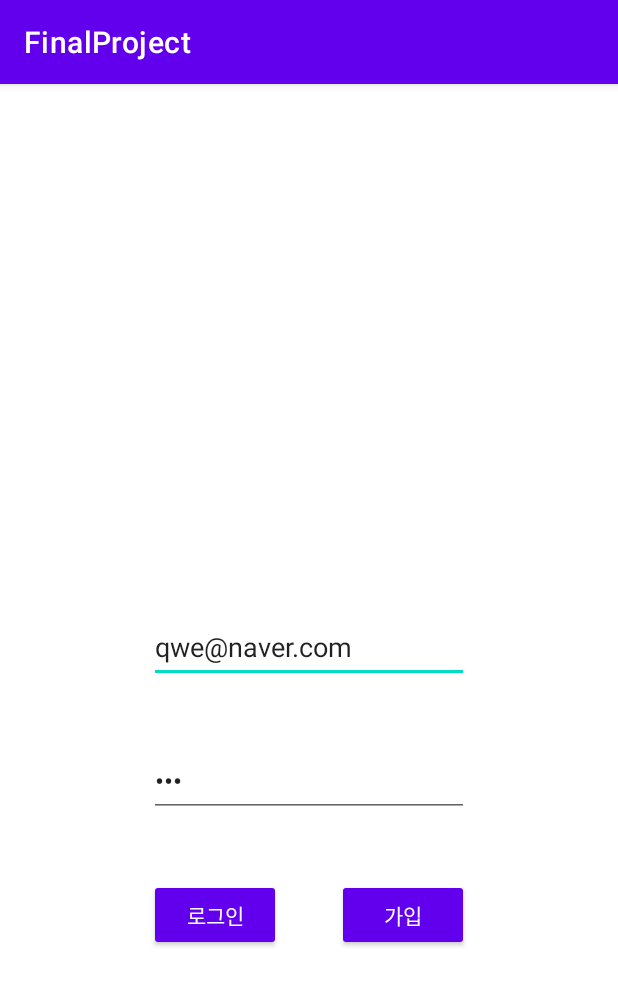
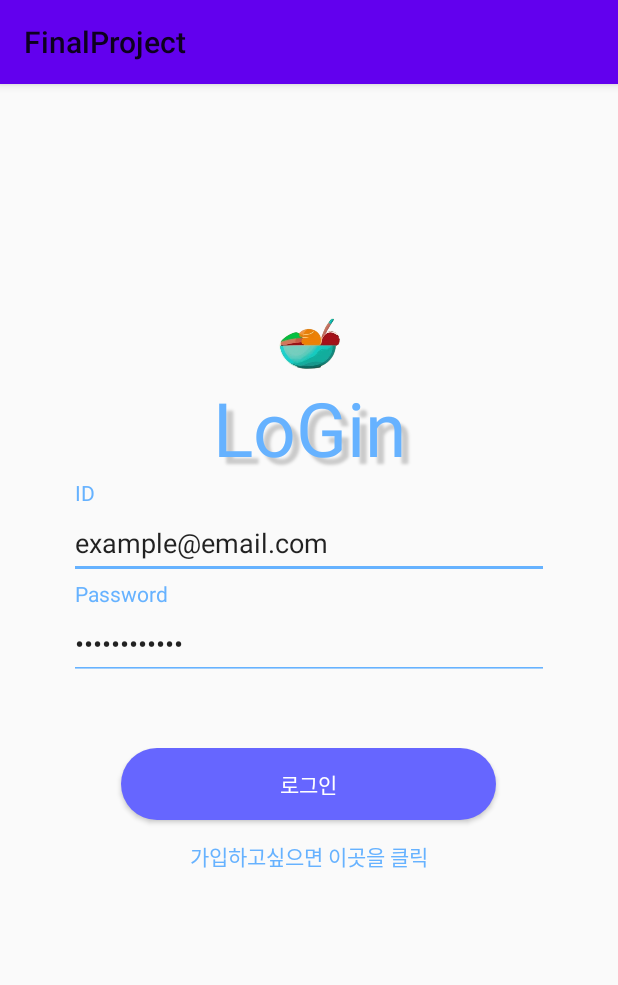
Before and after one commit to hyun9-9/FinalProject, an Android app: the screen it shows after launch (login), on a phone screen of 412 x 824 dp. Shown: the top 985 px of the screen. Run offline under Robolectric (Android 15) with nearby library versions, the light colour scheme and no system bars; our stand-ins replace Volley.

Commit message:
임시완료본1

```diff
--- /dev/null
+++ b/app/src/main/res/drawable/button_background.xml
@@ -0,0 +1,13 @@
+<?xml version="1.0" encoding="UTF-8"?>
+<shape xmlns:android="http://schemas.android.com/apk/res/android">
+    <solid
+        android:color="#6666ff" />
+    <padding
+        android:left="45px"
+        android:top="15px"
+        android:right="45px"
+        android:bottom="15px" />
+    <corners
+        android:radius="500px" />
+
+</shape>
--- a/app/src/main/res/layout/activity_login.xml
+++ b/app/src/main/res/layout/activity_login.xml
@@ -1,63 +1,115 @@
 <?xml version="1.0" encoding="utf-8"?>
-<androidx.constraintlayout.widget.ConstraintLayout xmlns:android="http://schemas.android.com/apk/res/android"
+<LinearLayout xmlns:android="http://schemas.android.com/apk/res/android"
     xmlns:app="http://schemas.android.com/apk/res-auto"
     xmlns:tools="http://schemas.android.com/tools"
     android:layout_width="match_parent"
     android:layout_height="match_parent"
+    android:orientation="vertical"
     tools:context=".login">
 
-    <Button
-        android:id="@+id/login_button"
-        style="@style/defaultButton"
+    <Space
+    android:layout_width="match_parent"
+    android:layout_height="40dp"/>
+
+    <LinearLayout
+        android:layout_width="match_parent"
+        android:layout_height="wrap_content"
+        android:layout_marginTop="100dp"
+        android:orientation="vertical">
+
+        <ImageView
+            android:id="@+id/imageView3"
+            android:src="@drawable/back1"
+            android:layout_width="55dp"
+            android:layout_height="55dp"
+            android:layout_top="50dp"
+            android:layout_gravity="center"/>
+
+        <TextView
+            android:backgroundTint="#66B2ff"
+            android:layout_width="match_parent"
+            android:layout_height="wrap_content"
+            android:text="LoGin"
+            android:textSize="50dp"
+            android:gravity="center"
+            android:textColor="#66B2ff"
+            android:shadowColor="#33000000"
+            android:shadowDx="7.0"
+            android:shadowDy="7.0"
+            android:shadowRadius="2.0"/>
+
+    </LinearLayout>
+
+    <LinearLayout
+        android:layout_width="match_parent"
+        android:layout_height="150dp"
+        android:orientation="vertical">
+
+    <TextView
+        android:paddingLeft="50dp"
+        android:layout_gravity="left"
         android:layout_width="wrap_content"
         android:layout_height="wrap_content"
-        android:text="로그인"
-        app:layout_constraintBaseline_toBaselineOf="@+id/join_button"
-        app:layout_constraintStart_toStartOf="@+id/login_password" />
-
+        android:text="ID"
+        android:textColor="#66B2ff"/>
     <EditText
+        android:backgroundTint="#66B2ff"
         android:id="@+id/login_email"
         android:layout_width="wrap_content"
         android:layout_height="wrap_content"
-        android:layout_marginBottom="41dp"
-        android:ems="10"
+        android:ems="15"
         android:hint="이메일"
         android:inputType="textEmailAddress"
-        android:text="qwe@naver.com"
-        app:layout_constraintBottom_toTopOf="@+id/login_password"
-        app:layout_constraintEnd_toEndOf="parent"
-        app:layout_constraintStart_toStartOf="parent" />
+        android:text="example@email.com"
+        android:layout_gravity="center"
 
+
+         />
+        <TextView
+            android:paddingLeft="50dp"
+            android:layout_gravity="left"
+            android:layout_width="wrap_content"
+            android:layout_height="wrap_content"
+            android:text="Password"
+            android:textColor="#66B2ff"/>
     <EditText
+        android:backgroundTint="#66B2ff"
         android:id="@+id/login_password"
         android:layout_width="wrap_content"
         android:layout_height="wrap_content"
-        android:layout_marginBottom="41dp"
-        android:ems="10"
+        android:ems="15"
         android:hint="비밀번호"
-        android:text="123"
+        android:text="123456789123"
         android:inputType="textPassword"
-        app:layout_constraintBottom_toTopOf="@+id/login_button"
-        app:layout_constraintStart_toStartOf="@+id/login_email" />
+        android:layout_gravity="center"
+         />
+    </LinearLayout>
+    <LinearLayout
+        android:layout_width="match_parent"
+        android:layout_height="150dp"
+        android:layout_marginTop="30dp"
+        android:orientation="vertical">
+    <Button
+        android:id="@+id/login_button"
+        android:layout_width="250dp"
+        android:layout_height="wrap_content"
+        android:background="@drawable/button_background"
+        android:layout_gravity="center"
+        android:text="로그인"
+        android:textColor="@color/white"/>
 
-    <ImageView
-        android:id="@+id/imageView3"
-        android:layout_width="55dp"
-        android:layout_height="55dp"
-        android:layout_marginBottom="41dp"
-        app:layout_constraintBottom_toTopOf="@+id/login_email"
-        app:layout_constraintEnd_toEndOf="parent"
-        app:layout_constraintStart_toStartOf="parent" />
 
 
     <Button
         android:id="@+id/join_button"
-        style="@style/defaultButton"
+        android:backgroundTint="#00FFFFFF"
+        android:background="#00ff0000"
         android:layout_width="wrap_content"
+        android:layout_gravity="center"
         android:layout_height="wrap_content"
-        android:layout_marginBottom="190dp"
-        android:text="가입"
-        app:layout_constraintBottom_toBottomOf="parent"
-        app:layout_constraintEnd_toEndOf="@+id/login_password" />
+        android:text="가입하고싶으면 이곳을 클릭"
 
-</androidx.constraintlayout.widget.ConstraintLayout>
+        android:textColor="#66B2ff"
+        />
+    </LinearLayout>
+</LinearLayout>
--- a/app/src/main/res/values/themes.xml
+++ b/app/src/main/res/values/themes.xml
@@ -1,6 +1,6 @@
 <resources xmlns:tools="http://schemas.android.com/tools">
     <!-- Base application theme. -->
-    <style name="Theme.FinalProject" parent="Theme.MaterialComponents.DayNight.DarkActionBar">
+    <style name="Theme.FinalProject" parent="Theme.AppCompat.Light">
         <!-- Primary brand color. -->
         <item name="colorPrimary">@color/purple_500</item>
         <item name="colorPrimaryVariant">@color/purple_700</item>
```
Also changed, not shown: app/src/main/res/drawable/imagecorner.xml (added, +16 -0 lines), app/src/main/res/layout/activity_join.xml (+97 -29 lines), app/src/main/res/layout/bestlistview.xml (+7 -3 lines), app/src/main/res/layout/fragment_home.xml (+48 -31 lines), app/src/main/res/layout/listview.xml (+16 -4 lines), app/src/main/res/drawable/back1.png (added).
